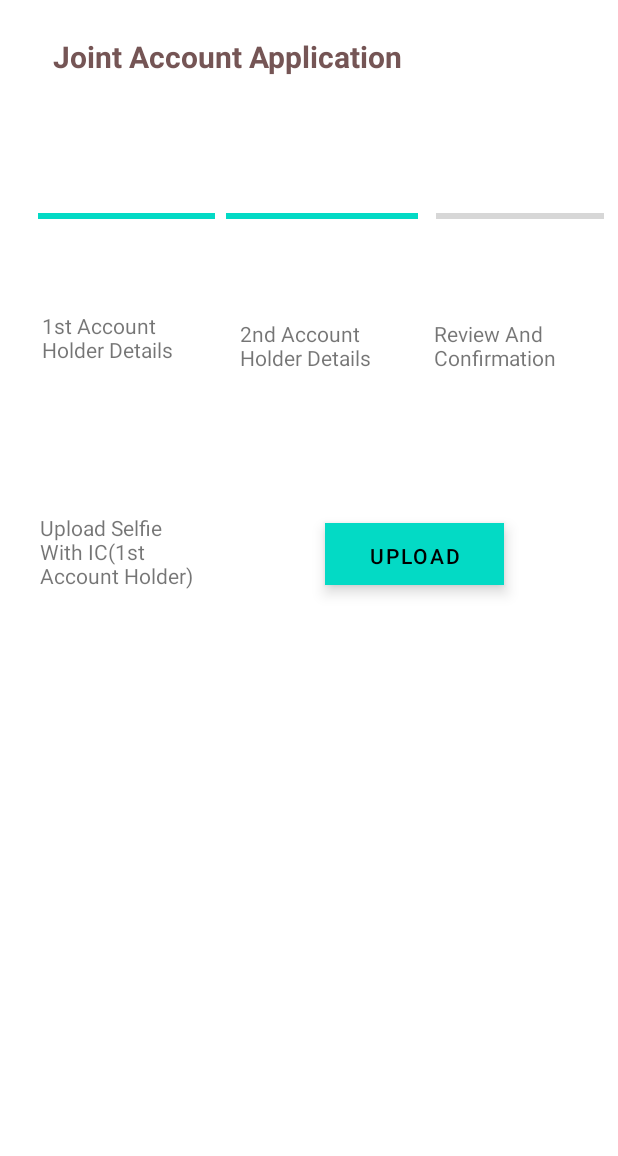
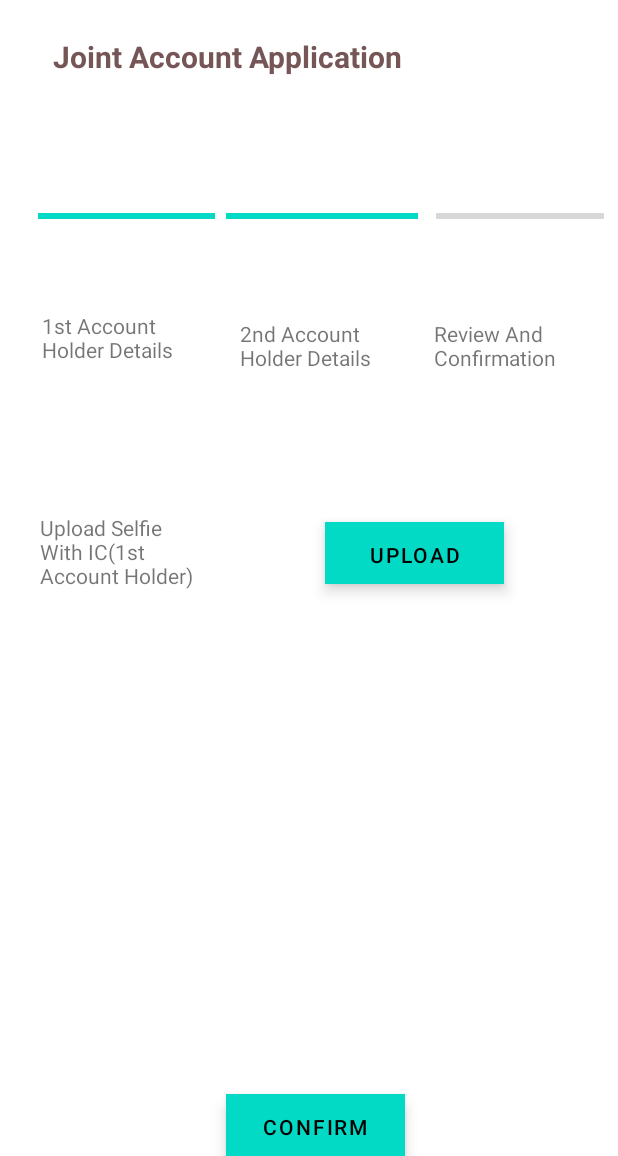
Before and after one commit to JieShengNP/OCBC-Team4-Android, an Android app: the ConfirmationPage screen opened directly, with no data from a screen before it, on a phone screen of 412 x 824 dp, the part 80-1236 px from its top. Run offline under Robolectric (Android 15) with nearby library versions, the phone set to English and light mode, and no system bars; our stand-ins replace Firebase (no records; nobody signed in at launch, a user with empty details on screens opened directly).

```diff
--- a/app/build.gradle
+++ b/app/build.gradle
@@ -39,6 +39,7 @@ dependencies {
     implementation files('..\\libs\\activation.jar')
     implementation files('..\\libs\\additionnal.jar')
     implementation files('..\\libs\\mail.jar')
+    implementation 'com.google.firebase:firebase-storage:20.0.0'
     testImplementation 'junit:junit:4.+'
     androidTestImplementation 'androidx.test.ext:junit:1.1.3'
     androidTestImplementation 'androidx.test.espresso:espresso-core:3.4.0'
--- a/app/src/main/java/io/github/jieshengnp/ApplicationFormActivity.java
+++ b/app/src/main/java/io/github/jieshengnp/ApplicationFormActivity.java
@@ -225,7 +225,7 @@ public class ApplicationFormActivity extends AppCompatActivity {
         backBtn.setOnClickListener(new View.OnClickListener() {
             @Override
             public void onClick(View v) {
-                Intent i = new Intent(ApplicationFormActivity.this, SelectApplicationType.class);
+                Intent i = new Intent(ApplicationFormActivity.this, ConfirmationPage.class);
                 startActivity(i);
             }
         });
--- a/app/src/main/java/io/github/jieshengnp/ConfirmationPage.java
+++ b/app/src/main/java/io/github/jieshengnp/ConfirmationPage.java
@@ -4,6 +4,7 @@ import androidx.activity.result.ActivityResult;
 import androidx.activity.result.ActivityResultCallback;
 import androidx.activity.result.ActivityResultLauncher;
 import androidx.activity.result.contract.ActivityResultContracts;
+import androidx.annotation.NonNull;
 import androidx.appcompat.app.AppCompatActivity;
 import androidx.core.app.ActivityCompat;
 import androidx.core.content.ContextCompat;
@@ -20,13 +21,22 @@ import android.widget.ImageView;
 import android.widget.ProgressBar;
 import android.widget.Toast;
 
+import com.google.android.gms.tasks.OnFailureListener;
+import com.google.android.gms.tasks.OnSuccessListener;
+import com.google.firebase.storage.FirebaseStorage;
+import com.google.firebase.storage.StorageReference;
+import com.google.firebase.storage.UploadTask;
+
+import java.io.ByteArrayOutputStream;
+
 public class ConfirmationPage extends AppCompatActivity {
-ProgressBar progressbar4,progressbar5,progressbar6;
-ImageView uploadedSelfie;
-Button uploadSelfie;
-ActivityResultLauncher<Intent> activityResultLauncher;
-Bitmap imageBitmap;
-private static final int REQUEST_CAMERA_CODE = 100;
+    ProgressBar progressbar4,progressbar5,progressbar6;
+    ImageView uploadedSelfie;
+    Button uploadSelfie,confirmButton;
+    ActivityResultLauncher<Intent> activityResultLauncher;
+    Bitmap imageBitmap;
+    private static final int REQUEST_CAMERA_CODE = 100;
+    StorageReference storageRef = FirebaseStorage.getInstance("gs://ocbc-team4-2b3ee.appspot.com/").getReference();
 
     @Override
     protected void onCreate(Bundle savedInstanceState) {
@@ -36,6 +46,7 @@ private static final int REQUEST_CAMERA_CODE = 100;
         progressbar5 = findViewById(R.id.progressBar5);
         uploadedSelfie = findViewById(R.id.imageViewSelfie);
         uploadSelfie = findViewById(R.id.uploadSelfie);
+        confirmButton = findViewById(R.id.uploadConfirmm);
         progressbar4.setProgress(100);
         progressbar5.setProgress(100);
 
@@ -76,5 +87,37 @@ private static final int REQUEST_CAMERA_CODE = 100;
                 }
             }
         });
+
+        confirmButton.setOnClickListener(new View.OnClickListener() {
+            @Override
+            public void onClick(View view) {
+                ByteArrayOutputStream bytes = new ByteArrayOutputStream();
+                imageBitmap.compress(Bitmap.CompressFormat.JPEG,100,bytes);
+                byte[] bb = bytes.toByteArray();
+                uploadFirebase(bb);
+            }
+        });
+
+    }
+
+    private void uploadFirebase(byte[]bb){
+
+        StorageReference imagePath = storageRef.child("verificationImgs/test.jpg");
+        UploadTask uploadTask = imagePath.putBytes(bb);
+        uploadTask.addOnSuccessListener(new OnSuccessListener<UploadTask.TaskSnapshot>() {
+            @Override
+            public void onSuccess(UploadTask.TaskSnapshot taskSnapshot) {
+                Toast.makeText(ConfirmationPage.this,"Sucessfully Uploaded Picture",Toast.LENGTH_SHORT).show();
+            }
+        }).addOnFailureListener(new OnFailureListener() {
+            @Override
+            public void onFailure(@NonNull Exception e) {
+                Toast.makeText(ConfirmationPage.this,"Failed To Upload Picture",Toast.LENGTH_SHORT).show();
+            }
+        });
+
+
+
+
     }
 }
--- a/app/src/main/res/layout/activity_confirmation_page.xml
+++ b/app/src/main/res/layout/activity_confirmation_page.xml
@@ -5,6 +5,7 @@
     android:layout_width="match_parent"
     android:layout_height="match_parent"
     tools:context=".ConfirmationPage">
+
 
 
 
@@ -148,8 +149,10 @@
         android:text="Upload"
         app:layout_constraintBottom_toBottomOf="parent"
         app:layout_constraintEnd_toEndOf="parent"
+        app:layout_constraintHorizontal_bias="0.0"
         app:layout_constraintStart_toEndOf="@+id/textView15"
-        app:layout_constraintTop_toBottomOf="@+id/textView13" />
+        app:layout_constraintTop_toBottomOf="@+id/textView13"
+        app:layout_constraintVertical_bias="1.0" />
 
     <ImageView
         android:id="@+id/imageViewSelfie"
@@ -165,4 +168,18 @@
         app:layout_constraintTop_toBottomOf="@+id/textView15"
         tools:srcCompat="@tools:sample/avatars" />
 
+    <Button
+        android:id="@+id/uploadConfirmm"
+        style="@style/Widget.MaterialComponents.ExtendedFloatingActionButton"
+        android:layout_width="119dp"
+        android:layout_height="41dp"
+        android:layout_marginStart="150dp"
+        android:layout_marginTop="8dp"
+        android:layout_marginEnd="142dp"
+        android:text="Confirm"
+        app:layout_constraintBottom_toBottomOf="parent"
+        app:layout_constraintEnd_toEndOf="parent"
+        app:layout_constraintStart_toStartOf="parent"
+        app:layout_constraintTop_toBottomOf="@+id/imageViewSelfie" />
+
 </androidx.constraintlayout.widget.ConstraintLayout>
--- a/build.gradle
+++ b/build.gradle
@@ -6,7 +6,7 @@ buildscript {
     }
     dependencies {
         classpath "com.android.tools.build:gradle:4.1.3"
-        classpath 'com.google.gms:google-services:4.3.3'
+        classpath 'com.google.gms:google-services:4.3.10'
 
         // NOTE: Do not place your application dependencies here; they belong
         // in the individual module build.gradle files
```
